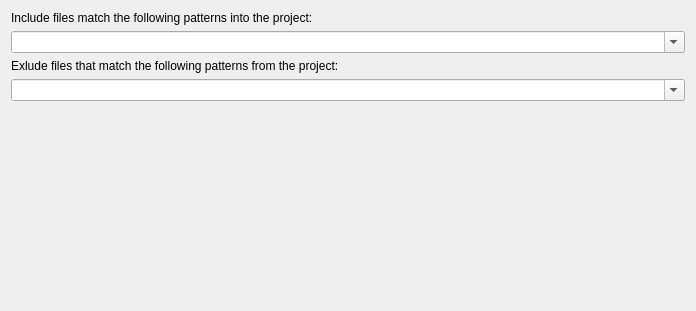
This is plugins/genericprojectmanager/genericprojectmanagersettings.ui in KDE/kdevelop as Qt 5 draws it before an edit. The edited form follows.
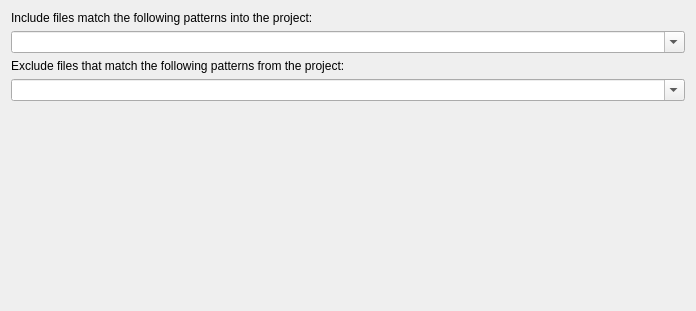
This is the edited form.

Patch:
```diff
--- a/plugins/genericprojectmanager/genericprojectmanagersettings.ui
+++ b/plugins/genericprojectmanager/genericprojectmanagersettings.ui
@@ -30,7 +30,7 @@
    <item>
     <widget class="QLabel" name="label_2" >
      <property name="text" >
-      <string>Exlude files that match the following patterns from the project:</string>
+      <string>Exclude files that match the following patterns from the project:</string>
      </property>
     </widget>
    </item>
```
